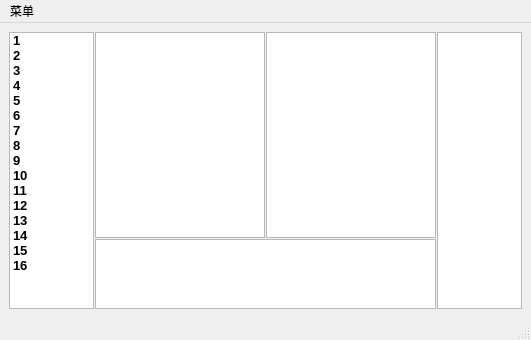
This is mainUI.ui in githubxiaowei/BrokenHead as Qt 5 draws it before an edit. The edited form follows.
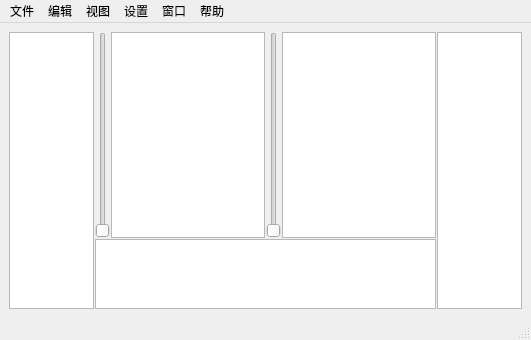
This is the edited form.

```diff
--- a/mainUI.ui
+++ b/mainUI.ui
@@ -54,86 +54,6 @@
           <property name="selectionRectVisible">
            <bool>false</bool>
           </property>
-          <item>
-           <property name="text">
-            <string>1</string>
-           </property>
-          </item>
-          <item>
-           <property name="text">
-            <string>2</string>
-           </property>
-          </item>
-          <item>
-           <property name="text">
-            <string>3</string>
-           </property>
-          </item>
-          <item>
-           <property name="text">
-            <string>4</string>
-           </property>
-          </item>
-          <item>
-           <property name="text">
-            <string>5</string>
-           </property>
-          </item>
-          <item>
-           <property name="text">
-            <string>6</string>
-           </property>
-          </item>
-          <item>
-           <property name="text">
-            <string>7</string>
-           </property>
-          </item>
-          <item>
-           <property name="text">
-            <string>8</string>
-           </property>
-          </item>
-          <item>
-           <property name="text">
-            <string>9</string>
-           </property>
-          </item>
-          <item>
-           <property name="text">
-            <string>10</string>
-           </property>
-          </item>
-          <item>
-           <property name="text">
-            <string>11</string>
-           </property>
-          </item>
-          <item>
-           <property name="text">
-            <string>12</string>
-           </property>
-          </item>
-          <item>
-           <property name="text">
-            <string>13</string>
-           </property>
-          </item>
-          <item>
-           <property name="text">
-            <string>14</string>
-           </property>
-          </item>
-          <item>
-           <property name="text">
-            <string>15</string>
-           </property>
-          </item>
-          <item>
-           <property name="text">
-            <string>16</string>
-           </property>
-          </item>
          </widget>
         </item>
        </layout>
@@ -141,10 +61,24 @@
       <item>
        <layout class="QVBoxLayout" name="verticalLayout_2" stretch="3,1">
         <item>
-         <layout class="QHBoxLayout" name="horizontalLayout" stretch="1,1">
+         <layout class="QHBoxLayout" name="horizontalLayout" stretch="0,1,0,1">
+          <item>
+           <widget class="QSlider" name="Slider1">
+            <property name="orientation">
+             <enum>Qt::Vertical</enum>
+            </property>
+           </widget>
+          </item>
           <item>
            <widget class="QGraphicsView" name="view2d"/>
           </item>
+          <item>
+           <widget class="QSlider" name="Slider2">
+            <property name="orientation">
+             <enum>Qt::Vertical</enum>
+            </property>
+           </widget>
+          </item>
           <item>
            <widget class="QGraphicsView" name="view3d"/>
           </item>
@@ -189,12 +123,43 @@
    </property>
    <widget class="QMenu" name="menu">
     <property name="title">
-     <string>菜单</string>
+     <string>文件</string>
     </property>
     <addaction name="separator"/>
     <addaction name="actionopen"/>
    </widget>
+   <widget class="QMenu" name="menu_2">
+    <property name="title">
+     <string>帮助</string>
+    </property>
+    <addaction name="actionhelp"/>
+   </widget>
+   <widget class="QMenu" name="menu_4">
+    <property name="title">
+     <string>视图</string>
+    </property>
+   </widget>
+   <widget class="QMenu" name="menu_5">
+    <property name="title">
+     <string>设置</string>
+    </property>
+   </widget>
+   <widget class="QMenu" name="menu_6">
+    <property name="title">
+     <string>窗口</string>
+    </property>
+   </widget>
+   <widget class="QMenu" name="menu_3">
+    <property name="title">
+     <string>编辑</string>
+    </property>
+   </widget>
    <addaction name="menu"/>
+   <addaction name="menu_3"/>
+   <addaction name="menu_4"/>
+   <addaction name="menu_5"/>
+   <addaction name="menu_6"/>
+   <addaction name="menu_2"/>
   </widget>
   <widget class="QStatusBar" name="statusbar"/>
   <action name="actionopen">
```
Left out of the diff: 5 changed lines with no effect on the pictures.
